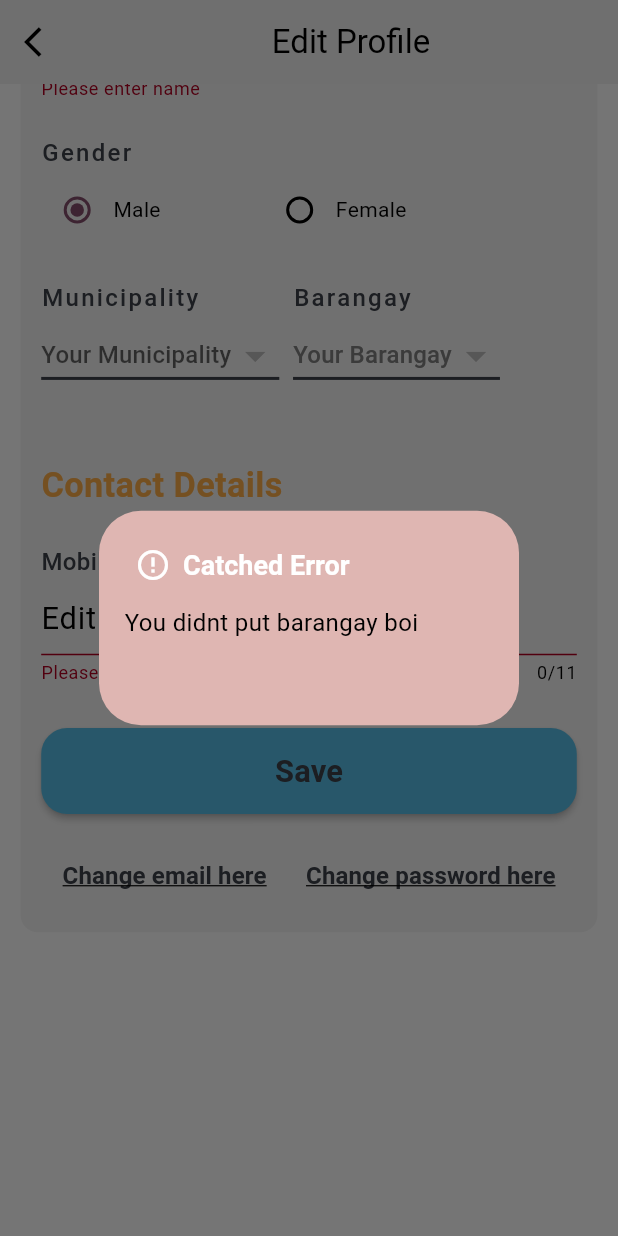
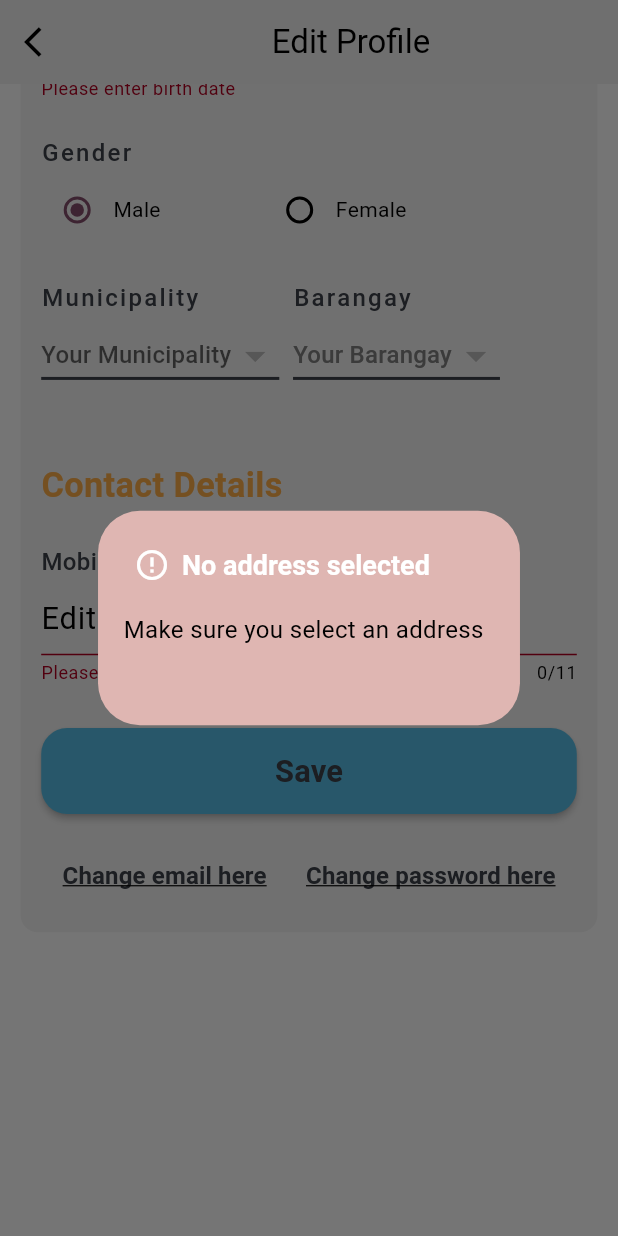
Before and after one commit to cent-ivan/CommuniHelp_App, a Flutter app: the EditProfileView screen opened by its route, scrolled down 405 dp, after a tap on "Save", on a phone screen of 412 x 824 dp. Run offline on Flutter 3.47's test engine with Material 3 defaults, Android fonts, the phone set to English and light mode, and no system bars; our stand-ins replace cloud_firestore, firebase_auth, firebase_core, flutter_screenutil, flutter_slidable, get and 1 more; accounts and stored records are empty.

Commit message:
added edit profile features (Not yeat done)

```diff
--- a/lib/FirebaseServices/FirestoreServices/get_user_data.dart
+++ b/lib/FirebaseServices/FirestoreServices/get_user_data.dart
@@ -8,6 +8,8 @@ class GetUserData extends ChangeNotifier {
   //show current user
   User? user = FirebaseAuth.instance.currentUser!;
 
+  int counter = 0;
+
   //Firestore instance
   final _db = FirebaseFirestore.instance;
 
@@ -15,7 +17,6 @@ class GetUserData extends ChangeNotifier {
     FirebaseAuth.instance.authStateChanges().listen((User? newUser) {
       user = newUser;
       if (newUser == null) {
-        print("Reloads bitch");
         reloadData(); // Clear user data on sign out
       } else {
         getUser(); // Fetch new user data on sign in
@@ -36,12 +37,9 @@ class GetUserData extends ChangeNotifier {
     if (user == null) return;
 
     String id = user!.uid;
-    print("Running");
-
     try {
       DocumentSnapshot doc = await _db.collection("users").doc(id).get();
       if (doc.exists) {
-        print("ID: $id");
         UserModel userDetails = UserModel.fromJson(doc.data() as Map<String, dynamic>);
         name = userDetails.name!;
         birthdate = userDetails.birthdate!;
@@ -50,6 +48,7 @@ class GetUserData extends ChangeNotifier {
         municipality = userDetails.municipality!;
         email = userDetails.email!;
         mobileNumber = userDetails.mobileNumber!;
+        counter += 1;
 
         notifyListeners();
 
@@ -58,6 +57,7 @@ class GetUserData extends ChangeNotifier {
       print("Error: ${error.toString()}");
     }
     print("Added: $name");
+    print("Calls: $counter");
   }
 
   void reloadData() {
--- a/lib/Views/Bottom_App_Bar_Pages/Profile_Page/edit_profile_view.dart
+++ b/lib/Views/Bottom_App_Bar_Pages/Profile_Page/edit_profile_view.dart
@@ -16,13 +16,12 @@ class EditProfileView extends StatefulWidget {
   State<EditProfileView> createState() => _EditProfileViewState();
 }
 
-List<String> options =["Male", "Female"]; //for radio list
+
 
 class _EditProfileViewState extends State<EditProfileView> {
   //form global key
   final _formKey = GlobalKey<FormState>();
 
-  String currentOption = options[0];
 
   double _screenSize = 895.r + 130.r;
   double spaceBetweenDetails = 20.r;
@@ -38,6 +37,7 @@ class _EditProfileViewState extends State<EditProfileView> {
 
   @override
   Widget build(BuildContext context) {
+    final getService = Provider.of<GetUserData>(context);
     return PopScope(
       canPop: false,
       child: Scaffold(
@@ -50,7 +50,7 @@ class _EditProfileViewState extends State<EditProfileView> {
           backgroundColor: Theme.of(context).colorScheme.primary,
           leading: IconButton(
             onPressed: () {
-              Navigator.pushReplacementNamed(context, '/home');
+              Navigator.pop(context);
             },
             icon: const Icon(Icons.arrow_back_ios),
           ),
@@ -144,6 +144,7 @@ class _EditProfileViewState extends State<EditProfileView> {
                           TextFormField(
                             controller: viewModel.nameController,
                             cursorColor: const Color(0xFF3D424A),
+                            textCapitalization: TextCapitalization.sentences,
                             style: TextStyle(
                               fontSize: 14.r
                             ),
@@ -201,7 +202,7 @@ class _EditProfileViewState extends State<EditProfileView> {
 
                             validator: (value) {
                               if (value!.isEmpty){
-                                return "Please enter name";
+                                return "Please enter birth date";
                               }
                               else{
                                 return null;
@@ -231,10 +232,10 @@ class _EditProfileViewState extends State<EditProfileView> {
                               Radio<String>(
                                 activeColor: const Color(0xFF854F6C),
                                 value: options[0],
-                                groupValue: currentOption,
+                                groupValue: viewModel.currentOption,
                                 onChanged: (value) {
                                   setState(() {
-                                    currentOption = value.toString();
+                                    viewModel.currentOption = value.toString();
                                   });
                                 },
                               ),
@@ -246,10 +247,10 @@ class _EditProfileViewState extends State<EditProfileView> {
                               Radio(
                                 activeColor: const Color(0xFF854F6C),
                                 value: options[1],
-                                groupValue: currentOption,
+                                groupValue: viewModel.currentOption,
                                 onChanged: (value) {
                                   setState(() {
-                                    currentOption = value.toString();
+                                    viewModel.currentOption = value.toString();
                                   });
                                 },
                               ),
@@ -265,8 +266,6 @@ class _EditProfileViewState extends State<EditProfileView> {
                           Wrap(
                             spacing: 4.r,
                             runSpacing: 4.r,
-                            //crossAxisAlignment: CrossAxisAlignment.start,
-                            //mainAxisAlignment: MainAxisAlignment.spaceBetween,
                             children: [
                               Column(
                                 crossAxisAlignment: CrossAxisAlignment.start,
@@ -525,7 +524,7 @@ class _EditProfileViewState extends State<EditProfileView> {
                                       uid: user.uid,
                                       name: viewModel.nameController.text,
                                       birthdate: viewModel.birthdateController.text,
-                                      gender: currentOption,
+                                      gender: viewModel.currentOption,
                                       barangay: viewModel.barangayValue!,
                                       municipality: viewModel.municipalityValue!,
                                       email: user.email,
@@ -534,9 +533,8 @@ class _EditProfileViewState extends State<EditProfileView> {
                                     );
                                   });
 
-
-
-                                  Navigator.pushReplacementNamed(context, '/home');
+                                  getService.getUser();
+                                  Navigator.pop(context);
                               }
                               else if (viewModel.barangayValue == null || viewModel.municipalityValue ==  null) {
                                 //edit the design
@@ -554,7 +552,7 @@ class _EditProfileViewState extends State<EditProfileView> {
 
                                           SizedBox(width: 8,),
 
-                                          Text("Catched Error"),
+                                          Text("No address selected"),
                                         ],
                                       ),
                                       titleTextStyle: const TextStyle(
@@ -564,10 +562,10 @@ class _EditProfileViewState extends State<EditProfileView> {
 
                                       contentPadding: const EdgeInsets.only(left: 2),
                                       content: Container(
-                                        padding: const EdgeInsets.only(left: 15, top: 15, right: 15),
+                                        padding: const EdgeInsets.only(left: 15, top: 20, right: 20),
                                         height: 95,
                                         child: const Text(
-                                          "You didnt put barangay boi",
+                                          "Make sure you select an address ",
                                           style: TextStyle(
                                           fontSize: 16,
                                         ),
@@ -604,10 +602,10 @@ class _EditProfileViewState extends State<EditProfileView> {
 
                           SizedBox(height: 15.r,),
 
-                          //change email and password link
                           Row(
                             mainAxisAlignment: MainAxisAlignment.spaceEvenly,
                             children: [
+                              //change email
                               TextButton(
                                 onPressed: () {
 
@@ -623,6 +621,7 @@ class _EditProfileViewState extends State<EditProfileView> {
                                 )
                               ),
 
+                              //change password
                               TextButton(
                                 onPressed: () {
 
```
Also changed, not shown: lib/FirebaseServices/FirestoreServices/user_registration.dart (+10 -0 lines), lib/ViewModels/Home_View_Models/profile_view_model.dart (+25 -0 lines), lib/Views/Bottom_App_Bar_Pages/Profile_Page/profile_view.dart (+6 -2 lines), lib/Views/base.dart (+3 -12 lines).
